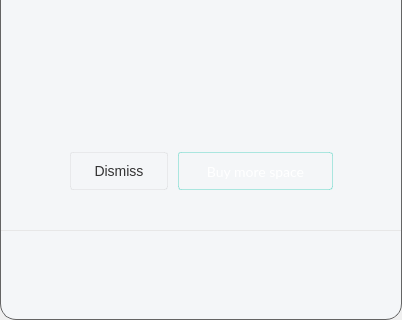
Qt form src/MEGASync/gui/win/InfoDialog.ui (meganz/MEGAsync) before a commit; both pictures show x 0 to 402 and y 244 to 564 of the 402 by 564 pixel window.
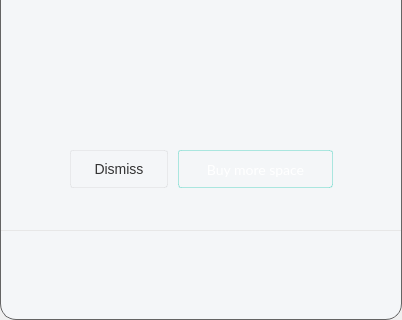
The same form after that commit. The open tabs and pages were chosen to show the change. Icons and pictures are not drawn. Custom widgets are drawn as their Qt base class.

```diff
--- a/src/MEGASync/gui/win/InfoDialog.ui
+++ b/src/MEGASync/gui/win/InfoDialog.ui
@@ -1527,13 +1527,13 @@
                          </property>
                          <layout class="QVBoxLayout" name="verticalLayout_2">
                           <property name="spacing">
-                           <number>18</number>
+                           <number>15</number>
                           </property>
                           <property name="leftMargin">
                            <number>20</number>
                           </property>
                           <property name="topMargin">
-                           <number>32</number>
+                           <number>28</number>
                           </property>
                           <property name="rightMargin">
                            <number>20</number>
```
